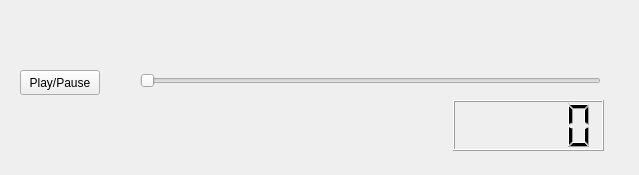
Above: Utils/py/logreader/LogPlayer.ui from BerlinUnited/NaoTH before the change. Below: the same form after it.
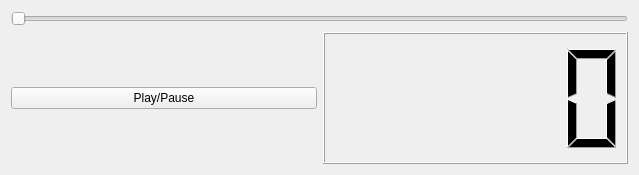
That is the form after the change.

Commit message: removed multiprocessing to fix weird errors, moved to pyqt5, updated form

```diff
--- a/Utils/py/logreader/LogPlayer.ui
+++ b/Utils/py/logreader/LogPlayer.ui
@@ -13,42 +13,36 @@
   <property name="windowTitle">
    <string>Form</string>
   </property>
-  <widget class="QPushButton" name="playButton">
-   <property name="geometry">
-    <rect>
-     <x>20</x>
-     <y>70</y>
-     <width>80</width>
-     <height>25</height>
-    </rect>
-   </property>
-   <property name="text">
-    <string>Play/Pause</string>
-   </property>
-  </widget>
+  <property name="autoFillBackground">
+   <bool>false</bool>
+  </property>
+  <layout class="QVBoxLayout" name="verticalLayout_2">
+   <item>
+    <layout class="QVBoxLayout" name="verticalLayout">
+     <item>
   <widget class="QSlider" name="seekSlider">
-   <property name="geometry">
-    <rect>
-     <x>140</x>
-     <y>70</y>
-     <width>461</width>
-     <height>21</height>
-    </rect>
-   </property>
    <property name="orientation">
     <enum>Qt::Horizontal</enum>
    </property>
   </widget>
-  <widget class="QLCDNumber" name="frameCounter">
-   <property name="geometry">
-    <rect>
-     <x>453</x>
-     <y>100</y>
-     <width>151</width>
-     <height>51</height>
-    </rect>
-   </property>
-  </widget>
+     </item>
+     <item>
+      <layout class="QHBoxLayout" name="horizontalLayout">
+       <item>
+        <widget class="QPushButton" name="playButton">
+         <property name="text">
+          <string>Play/Pause</string>
+         </property>
+        </widget>
+       </item>
+       <item>
+        <widget class="QLCDNumber" name="frameCounter"/>
+       </item>
+      </layout>
+     </item>
+    </layout>
+   </item>
+  </layout>
  </widget>
  <resources/>
  <connections/>
```
Left out of the diff: 2 changed lines with no effect on the pictures. Lines whose indentation alone changed are shown as unchanged. The commit also changes 2 other files.
